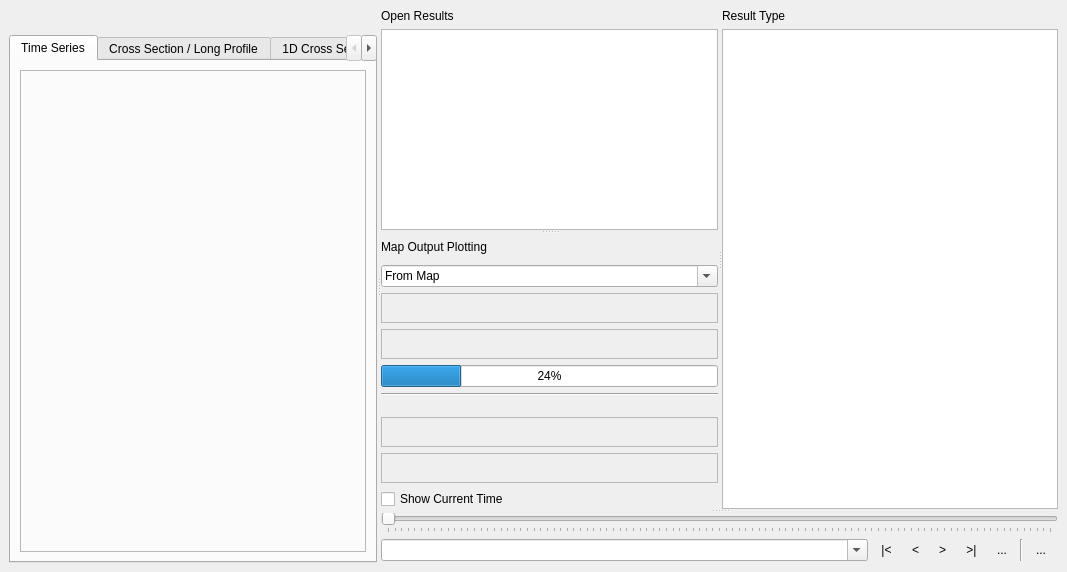
Old version of the form tuflow/forms/tuflow_plotting_dock.ui in the repository TUFLOW-Support/QGIS-TUFLOW-Plugin.
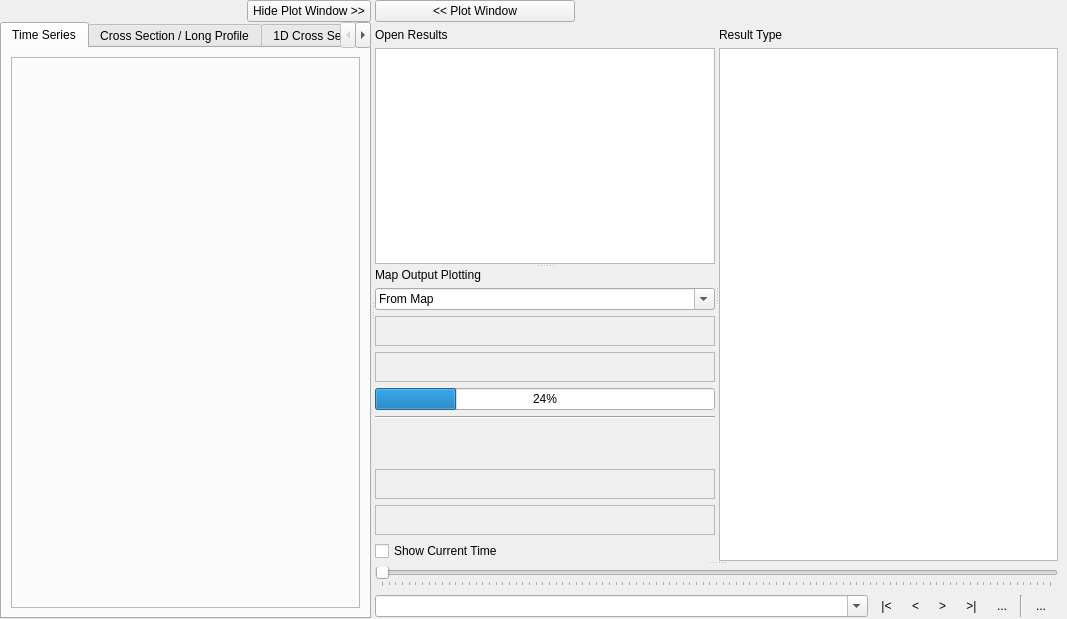
New version of the form. Icons and pictures are not drawn. Custom widgets are drawn as their Qt base class.

What changed in the file:
```diff
--- a/tuflow/forms/tuflow_plotting_dock.ui
+++ b/tuflow/forms/tuflow_plotting_dock.ui
@@ -7,7 +7,7 @@
     <x>0</x>
     <y>0</y>
     <width>1067</width>
-    <height>572</height>
+    <height>619</height>
    </rect>
   </property>
   <property name="windowTitle">
@@ -15,17 +15,93 @@
   </property>
   <widget class="QWidget" name="dockWidgetContents">
    <layout class="QVBoxLayout" name="verticalLayout_9">
+    <property name="spacing">
+     <number>0</number>
+    </property>
+    <property name="leftMargin">
+     <number>0</number>
+    </property>
+    <property name="topMargin">
+     <number>0</number>
+    </property>
+    <property name="rightMargin">
+     <number>9</number>
+    </property>
+    <property name="bottomMargin">
+     <number>0</number>
+    </property>
     <item>
      <widget class="QSplitter" name="splitter_3">
+      <property name="sizePolicy">
+       <sizepolicy hsizetype="Preferred" vsizetype="Preferred">
+        <horstretch>0</horstretch>
+        <verstretch>0</verstretch>
+       </sizepolicy>
+      </property>
       <property name="orientation">
        <enum>Qt::Horizontal</enum>
       </property>
       <widget class="QWidget" name="PlotLayout" native="true">
+       <property name="sizePolicy">
+        <sizepolicy hsizetype="Expanding" vsizetype="Preferred">
+         <horstretch>0</horstretch>
+         <verstretch>0</verstretch>
+        </sizepolicy>
+       </property>
        <layout class="QVBoxLayout" name="verticalLayout_2">
+        <property name="spacing">
+         <number>0</number>
+        </property>
+        <property name="leftMargin">
+         <number>0</number>
+        </property>
+        <property name="topMargin">
+         <number>0</number>
+        </property>
+        <property name="rightMargin">
+         <number>0</number>
+        </property>
+        <property name="bottomMargin">
+         <number>0</number>
+        </property>
         <item>
+         <widget class="QWidget" name="wTopBar" native="true">
          <layout class="QHBoxLayout" name="horizontalLayout_2">
+           <property name="spacing">
+            <number>0</number>
+           </property>
+           <property name="leftMargin">
+            <number>0</number>
+           </property>
+           <property name="topMargin">
+            <number>0</number>
+           </property>
+           <property name="rightMargin">
+            <number>0</number>
+           </property>
+           <property name="bottomMargin">
+            <number>0</number>
+           </property>
           <item>
-           <layout class="QVBoxLayout" name="mainMenu"/>
+            <widget class="QWidget" name="mainMenu_2" native="true">
+             <layout class="QVBoxLayout" name="mainMenu">
+              <property name="spacing">
+               <number>0</number>
+              </property>
+              <property name="leftMargin">
+               <number>0</number>
+              </property>
+              <property name="topMargin">
+               <number>0</number>
+              </property>
+              <property name="rightMargin">
+               <number>0</number>
+              </property>
+              <property name="bottomMargin">
+               <number>0</number>
+              </property>
+             </layout>
+            </widget>
           </item>
           <item>
            <widget class="QLabel" name="label_4">
@@ -49,7 +125,21 @@
             </property>
            </widget>
           </item>
-         </layout>
+           <item>
+            <widget class="QPushButton" name="pbHidePlotWindow">
+             <property name="maximumSize">
+              <size>
+               <width>16777215</width>
+               <height>16777215</height>
+              </size>
+             </property>
+             <property name="text">
+              <string>Hide Plot Window &gt;&gt;</string>
+             </property>
+            </widget>
+           </item>
+          </layout>
+         </widget>
         </item>
         <item>
          <widget class="QTabWidget" name="tabWidget">
@@ -138,6 +228,77 @@
       </widget>
       <widget class="QWidget" name="ResultLayout" native="true">
        <layout class="QVBoxLayout" name="verticalLayout_6">
+        <item>
+         <widget class="QWidget" name="SecondMenu" native="true">
+          <layout class="QHBoxLayout" name="horizontalLayout_3">
+           <property name="spacing">
+            <number>0</number>
+           </property>
+           <property name="leftMargin">
+            <number>0</number>
+           </property>
+           <property name="topMargin">
+            <number>0</number>
+           </property>
+           <property name="rightMargin">
+            <number>0</number>
+           </property>
+           <property name="bottomMargin">
+            <number>0</number>
+           </property>
+           <item>
+            <widget class="QPushButton" name="pbShowPlotWindow">
+             <property name="maximumSize">
+              <size>
+               <width>200</width>
+               <height>16777215</height>
+              </size>
+             </property>
+             <property name="text">
+              <string>&lt;&lt; Plot Window</string>
+             </property>
+            </widget>
+           </item>
+           <item>
+            <widget class="QWidget" name="mainMenuSecond_2" native="true">
+             <layout class="QVBoxLayout" name="mainMenuSecond">
+              <property name="spacing">
+               <number>0</number>
+              </property>
+              <property name="leftMargin">
+               <number>0</number>
+              </property>
+              <property name="topMargin">
+               <number>0</number>
+              </property>
+              <property name="rightMargin">
+               <number>0</number>
+              </property>
+              <property name="bottomMargin">
+               <number>0</number>
+              </property>
+             </layout>
+            </widget>
+           </item>
+           <item>
+            <widget class="QLabel" name="label_5">
+             <property name="minimumSize">
+              <size>
+               <width>0</width>
+               <height>20</height>
+              </size>
+             </property>
+             <property name="text">
+              <string/>
+             </property>
+             <property name="pixmap">
+              <pixmap resource="../resources/TUFLOW_logo.qrc">:/logo/TUFLOW_logo_resized.png</pixmap>
+             </property>
+            </widget>
+           </item>
+          </layout>
+         </widget>
+        </item>
         <item>
          <layout class="QVBoxLayout" name="verticalLayout_8">
           <item>
@@ -152,10 +313,10 @@
                 <property name="orientation">
                  <enum>Qt::Horizontal</enum>
                 </property>
-                <widget class="QWidget" name="OpenResultsWidget_2" native="true">
+                <widget class="QWidget" name="OpenResultsWidget" native="true">
                  <layout class="QVBoxLayout" name="OpenResultsLayout_2">
                   <item>
-                   <widget class="QSplitter" name="splitter">
+                   <widget class="QSplitter" name="PlotOptionSplitter">
                     <property name="orientation">
                      <enum>Qt::Vertical</enum>
                     </property>
@@ -237,7 +398,7 @@
                          </widget>
                         </item>
                         <item>
-                         <widget class="QFrame" name="mesh3DToolbar">
+                         <widget class="QFrame" name="Mesh3DToolbarFrame">
                           <property name="minimumSize">
                            <size>
                             <width>100</width>
@@ -272,7 +433,7 @@
                            <enum>Qt::Vertical</enum>
                           </property>
                           <property name="sizeType">
-                           <enum>QSizePolicy::Fixed</enum>
+                           <enum>QSizePolicy::MinimumExpanding</enum>
                           </property>
                           <property name="sizeHint" stdset="0">
                            <size>
@@ -329,10 +490,14 @@
                   </item>
                  </layout>
                 </widget>
+                <widget class="QSplitter" name="ResultTypeSplitter">
+                 <property name="orientation">
+                  <enum>Qt::Vertical</enum>
+                 </property>
                 <widget class="QWidget" name="ResultTypeLayout" native="true">
-                 <layout class="QVBoxLayout" name="verticalLayout_4">
+                  <layout class="QVBoxLayout" name="verticalLayout_11">
                   <item>
-                   <widget class="QLabel" name="label_2">
+                    <widget class="QLabel" name="label_6">
                     <property name="text">
                      <string>Result Type</string>
                     </property>
@@ -361,6 +526,7 @@
                    </widget>
                   </item>
                  </layout>
+                 </widget>
                 </widget>
                </widget>
               </item>
```
Lines whose indentation alone changed are shown as unchanged.
